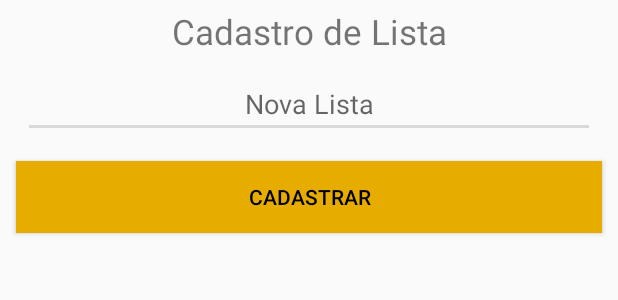
After one commit to iohanzuk/to_do_list_android, an Android app: the layout dialog_lista.xml on its own in the app's theme, with its tools: preview values and no code run, on a phone screen of 412 x 824 dp. The commit adds this screen. Shown: the top 300 px of the screen. Run offline under Robolectric (Android 15) with nearby library versions, the phone set to English and light mode, and no system bars.

Commit message:
Corrigir lista de tarefas

```diff
--- a/app/src/main/java/com/example/to_do_list/adpters/TarefasRecyclerAdpter.java
+++ b/app/src/main/java/com/example/to_do_list/adpters/TarefasRecyclerAdpter.java
@@ -41,8 +41,8 @@ public class TarefasRecyclerAdpter extends RecyclerView.Adapter<TarefasRecyclerA
         try{
             String month = tarefas.get(position).getTimestamp().substring(0, 2);
             month = Utility.getMonthForNumber(month);
-            String year = tarefas.get(position).getTimestamp().substring(0, 3);
-            String timestamp = month + " " + year;
+            String year = tarefas.get(position).getTimestamp().substring(0, 4);
+            String timestamp = month + "\n" + year;
 
             holder.timestamp.setText(timestamp);
             holder.nome.setText(tarefas.get(position).getNome());
--- a/app/src/main/java/com/example/to_do_list/persistence/Repository.java
+++ b/app/src/main/java/com/example/to_do_list/persistence/Repository.java
@@ -4,6 +4,7 @@ import android.content.Context;
 
 import androidx.lifecycle.LiveData;
 
+import com.example.to_do_list.async.ListaDeleteAsync;
 import com.example.to_do_list.async.ListaDeleteTarefasAsync;
 import com.example.to_do_list.async.ListaInsertAsync;
 import com.example.to_do_list.async.ListaUpdateAsync;
@@ -55,7 +56,6 @@ public class Repository {
     }
 
     public void deleteLista(Lista lista) {
-        LiveData tarefas = toDoListDatabase.getTarefaDao().getTarefas(lista.getId());
-        toDoListDatabase.getListaDao().delete(lista);
+        new ListaDeleteAsync(toDoListDatabase.getListaDao()).execute(lista);
     }
 }
--- /dev/null
+++ b/app/src/main/res/layout/dialog_lista.xml
@@ -0,0 +1,34 @@
+<?xml version="1.0" encoding="utf-8"?>
+<LinearLayout xmlns:android="http://schemas.android.com/apk/res/android"
+    android:orientation="vertical" android:layout_width="match_parent"
+    android:layout_height="match_parent"
+    android:padding="5dp">
+
+    <TextView
+        android:layout_width="match_parent"
+        android:layout_height="wrap_content"
+        android:text="@string/cadastro_de_lista"
+        android:textSize="23sp"
+        android:gravity="center"/>
+
+    <EditText
+        android:id="@+id/cad_lista_nome"
+        android:layout_width="match_parent"
+        android:layout_height="wrap_content"
+        android:ems="10"
+        android:hint="@string/nova_lista"
+        android:layout_margin="10dp"
+        android:gravity="center"/>
+
+    <Button
+        android:layout_width="match_parent"
+        android:layout_height="wrap_content"
+        android:id="@+id/button_cad_lista"
+        android:background="@color/colorPrimaryDark"
+        android:textColor="@color/black"
+        android:text="@string/cadastrar"
+        android:padding="5dp"
+        android:layout_margin="5dp"/>
+
+
+</LinearLayout>
--- a/app/src/main/res/layout/layout_list_listas.xml
+++ b/app/src/main/res/layout/layout_list_listas.xml
@@ -20,7 +20,7 @@
         android:layout_weight="75"
         android:lines="1"
         android:padding="10dp"
-        android:text="This some title"
+        android:text=""
         android:textColor="@color/black"
         android:textSize="23sp" />
 
@@ -35,7 +35,7 @@
         android:layout_height="wrap_content"
         android:layout_weight="20"
         android:padding="10dp"
-        android:text="Dec 2018"
+        android:text=""
         android:textSize="17sp" />
 
 </LinearLayout>
--- a/app/src/main/res/layout/layout_list_tarefas.xml
+++ b/app/src/main/res/layout/layout_list_tarefas.xml
@@ -20,7 +20,7 @@
         android:layout_weight="75"
         android:lines="1"
         android:padding="10dp"
-        android:text="This some title"
+        android:text=""
         android:textColor="@color/black"
         android:textSize="23sp" />
 
@@ -35,7 +35,7 @@
         android:layout_height="wrap_content"
         android:layout_weight="20"
         android:padding="10dp"
-        android:text="Dec 2018"
+        android:text=""
         android:textSize="17sp" />
 
 </LinearLayout>
--- a/app/src/main/res/values/strings.xml
+++ b/app/src/main/res/values/strings.xml
@@ -1,4 +1,7 @@
 <resources>
     <string name="app_name">To Do List</string>
     <string name="action_settings">Settings</string>
+    <string name="nova_lista">Nova Lista</string>
+    <string name="cadastrar">Cadastrar</string>
+    <string name="cadastro_de_lista">Cadastro de Lista</string>
 </resources>
```
Also changed, not shown: app/src/main/java/com/example/to_do_list/ListasActivity.java (+29 -6 lines), app/src/main/java/com/example/to_do_list/TarefaActivity.java (+12 -1 lines), app/src/main/java/com/example/to_do_list/TarefasActivity.java (+6 -4 lines), app/src/main/java/com/example/to_do_list/adpters/ListasRecyclerAdpter.java (+13 -2 lines).
